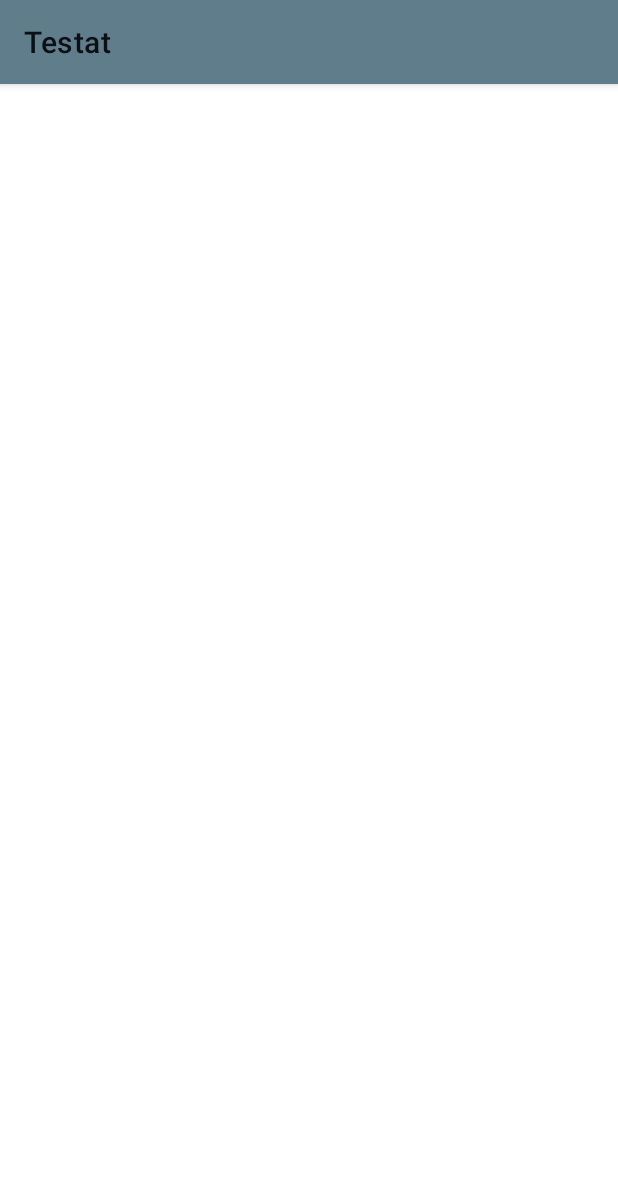
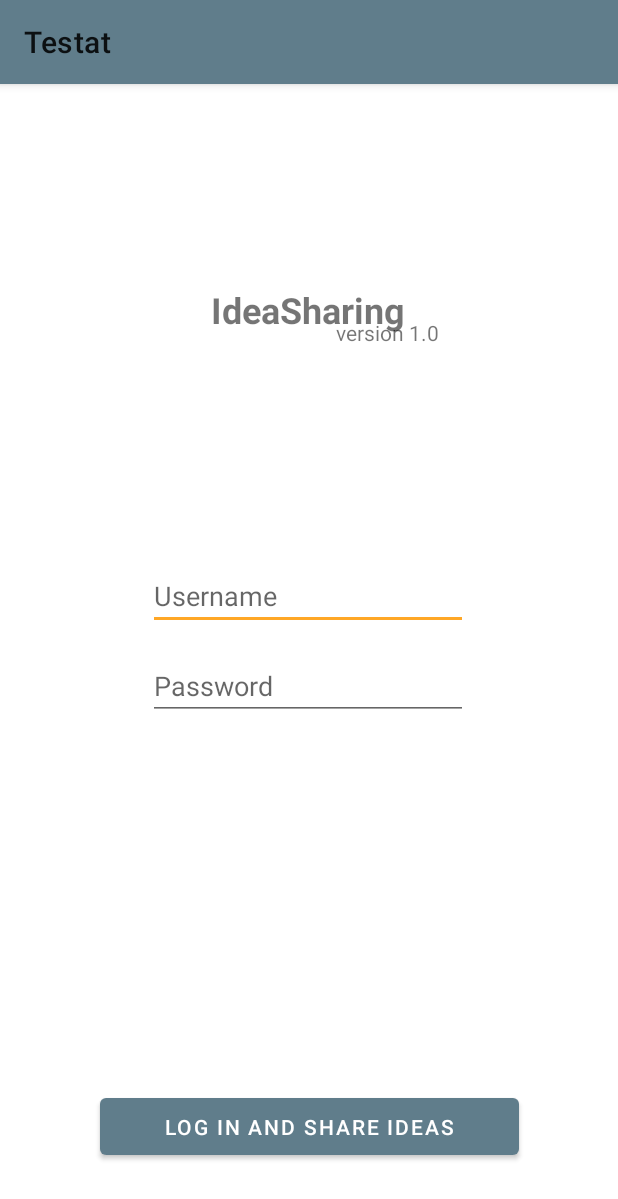
Before and after one commit to themha/MGE-Project, an Android app: the LoginPage screen opened directly, with no data from a screen before it, on a phone screen of 412 x 824 dp. Shown: the top 1199 px of the screen. Run offline under Robolectric (Android 15) with nearby library versions, the phone set to English and light mode, and no system bars.

Commit message:
add login Page #4

```diff
--- a/app/src/main/java/com/ost/rj/mge/testat/view/LoginPage.kt
+++ b/app/src/main/java/com/ost/rj/mge/testat/view/LoginPage.kt
@@ -1,12 +1,32 @@
 package com.ost.rj.mge.testat.view
 
+import android.content.Context
+import android.content.Intent
 import androidx.appcompat.app.AppCompatActivity
 import android.os.Bundle
+import android.widget.Button
 import com.ost.rj.mge.testat.R
+import com.ost.rj.mge.testat.activities.FeedActivity
 
 class LoginPage : AppCompatActivity() {
+
+    companion object {
+
+        fun createIntent(context: Context) : Intent {
+            val intent : Intent = Intent(context, LoginPage::class.java)
+            return intent
+        }
+    }
+
     override fun onCreate(savedInstanceState: Bundle?) {
         super.onCreate(savedInstanceState)
         setContentView(R.layout.activity_login_page)
+        val feedButton : Button = findViewById(R.id.feedbutton)
+        feedButton.setOnClickListener {
+            val feedActivityIntent : Intent = FeedActivity.createIntent(this)
+            startActivity(feedActivityIntent)
+        }
     }
+
+
 }
--- a/app/src/main/res/layout/activity_login_page.xml
+++ b/app/src/main/res/layout/activity_login_page.xml
@@ -6,4 +6,65 @@
     android:layout_height="match_parent"
     tools:context=".view.LoginPage">
 
+    <TextView
+        android:id="@+id/textView"
+        android:layout_width="wrap_content"
+        android:layout_height="wrap_content"
+        android:text="IdeaSharing"
+        android:textSize="24sp"
+        android:textStyle="bold"
+        app:layout_constraintBottom_toBottomOf="parent"
+        app:layout_constraintEnd_toEndOf="parent"
+        app:layout_constraintHorizontal_bias="0.498"
+        app:layout_constraintStart_toStartOf="parent"
+        app:layout_constraintTop_toTopOf="parent"
+        app:layout_constraintVertical_bias="0.182" />
+
+    <TextView
+        android:id="@+id/textView2"
+        android:layout_width="76dp"
+        android:layout_height="21dp"
+        android:layout_marginTop="156dp"
+        android:text="version 1.0"
+        app:layout_constraintEnd_toEndOf="parent"
+        app:layout_constraintHorizontal_bias="0.666"
+        app:layout_constraintStart_toStartOf="parent"
+        app:layout_constraintTop_toTopOf="parent" />
+
+    <Button
+        android:id="@+id/feedbutton"
+        android:layout_width="279dp"
+        android:layout_height="50dp"
+        android:layout_marginBottom="48dp"
+        android:text="Log In and share Ideas"
+        app:layout_constraintBottom_toBottomOf="parent"
+        app:layout_constraintEnd_toEndOf="parent"
+        app:layout_constraintStart_toStartOf="parent" />
+
+    <EditText
+        android:id="@+id/editTextTextPersonName"
+        android:layout_width="wrap_content"
+        android:layout_height="wrap_content"
+        android:layout_marginBottom="404dp"
+        android:ems="10"
+        android:hint="Username"
+        android:inputType="textPersonName"
+        app:layout_constraintBottom_toBottomOf="parent"
+        app:layout_constraintEnd_toEndOf="parent"
+        app:layout_constraintHorizontal_bias="0.497"
+        app:layout_constraintStart_toStartOf="parent" />
+
+    <EditText
+        android:id="@+id/editTextTextPassword"
+        android:layout_width="wrap_content"
+        android:layout_height="wrap_content"
+        android:layout_marginBottom="344dp"
+        android:ems="10"
+        android:hint="Password"
+        android:inputType="textPassword"
+        app:layout_constraintBottom_toBottomOf="parent"
+        app:layout_constraintEnd_toEndOf="parent"
+        app:layout_constraintHorizontal_bias="0.497"
+        app:layout_constraintStart_toStartOf="parent" />
+
 </androidx.constraintlayout.widget.ConstraintLayout>
```
